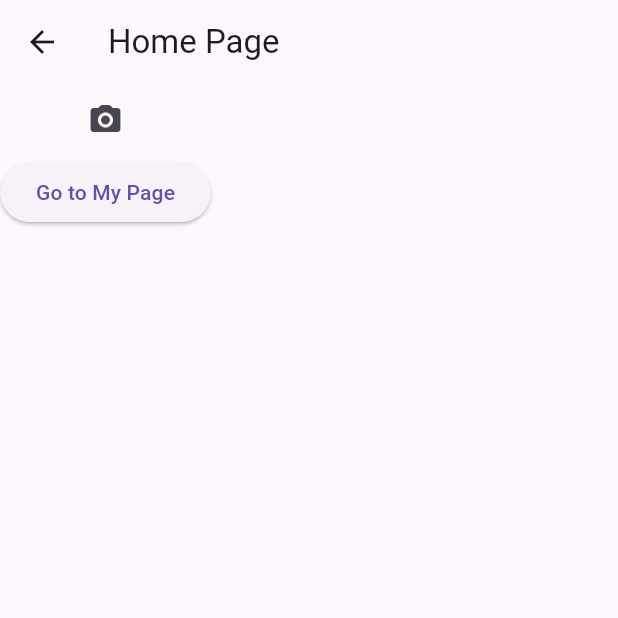
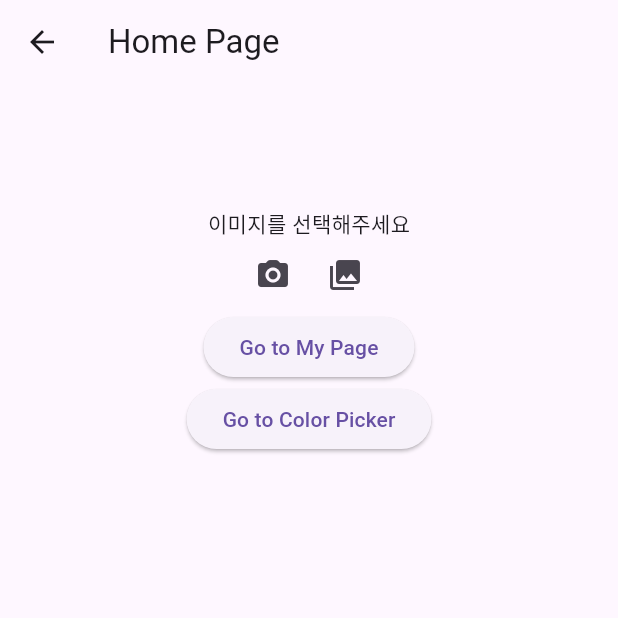
Before and after one commit to DevP3PP3R/innerpalette, a Flutter app: the HomePage screen opened directly, on a phone screen of 412 x 824 dp, the top half of it. Run offline on Flutter 3.47's test engine with Material 3 defaults, Android fonts, the phone set to English and light mode, and no system bars; our stand-ins replace firebase_core, image_picker, palette_generator; accounts and stored records are empty.

Commit message:
image select, color picker

```diff
--- a/lib/screens/home_page.dart
+++ b/lib/screens/home_page.dart
@@ -3,6 +3,7 @@ import 'dart:io';
 import 'package:flutter/material.dart';
 import 'package:image_picker/image_picker.dart';
 import 'package:innerpalette/screens/my_page.dart';
+import 'package:innerpalette/widget/color_picker.dart';
 import 'package:innerpalette/widget/image_upload.dart';
 
 class HomePage extends StatefulWidget {
@@ -36,20 +37,54 @@ class _HomePageState extends State<HomePage> {
     }
   }
 
+  imageFromGallery() async {
+    var image = await widget.picker.pickImage(
+      source: ImageSource.gallery,
+      imageQuality: 30,
+    );
+    if (image != null) {
+      setState(() {
+        widget.previewImage = File(image.path);
+      });
+    }
+  }
+
   @override
   Widget build(BuildContext context) {
+    double deviceWidth = MediaQuery.of(context).size.width;
     return SafeArea(
       child: Scaffold(
         appBar: AppBar(title: const Text('Home Page')),
         body: SingleChildScrollView(
+          child: Center(
             child: Column(
                 mainAxisSize: MainAxisSize.min,
                 mainAxisAlignment: MainAxisAlignment.center,
                 crossAxisAlignment: CrossAxisAlignment.center,
                 children: [
+                  SizedBox(
+                    height: widget.deviceheight(context) * 0.1,
+                  ),
+                  Container(
+                    child: (widget.previewImage != null)
+                        ? Image.file(
+                            widget.previewImage!,
+                            width: deviceWidth * 0.8,
+                            height: deviceWidth * 0.8,
+                          )
+                        : const Text('이미지를 선택해주세요'),
+                  ),
+                  Row(
+                    mainAxisAlignment: MainAxisAlignment.center,
+                    children: [
                       IconButton(
                         onPressed: imageFromCamera,
                         icon: const Icon(Icons.camera_alt_rounded),
+                      ),
+                      IconButton(
+                          onPressed: imageFromGallery,
+                          icon: const Icon(Icons.photo_library)),
+                    ],
                   ),
                   ElevatedButton(
                     onPressed: () {
@@ -62,7 +97,18 @@ class _HomePageState extends State<HomePage> {
                     },
                     child: const Text('Go to My Page'),
                   ),
-            ],
+                  ElevatedButton(
+                    onPressed: () {
+                      Navigator.push(
+                        context,
+                        MaterialPageRoute(
+                          builder: (context) => const ColorPicker(),
+                        ),
+                      );
+                    },
+                    child: const Text('Go to Color Picker'),
+                  ),
+                ]),
           ),
         ),
       ),
--- /dev/null
+++ b/lib/widget/single_color.dart
@@ -0,0 +1,17 @@
+import 'package:flutter/material.dart';
+
+class SingleColorDisplay extends StatelessWidget {
+  final Color? color;
+
+  const SingleColorDisplay({Key? key, this.color}) : super(key: key);
+
+  @override
+  Widget build(BuildContext context) {
+    final double deviceWidth = MediaQuery.of(context).size.width;
+
+    return Container(
+      width: deviceWidth * 0.8,
+      color: color ?? Colors.transparent,
+    );
+  }
+}
--- a/pubspec.yaml
+++ b/pubspec.yaml
@@ -38,6 +38,7 @@ dependencies:
   firebase_auth: ^4.16.0
   firebase_in_app_messaging: ^0.7.4+8
   image_picker: ^1.0.7
+  palette_generator: ^0.3.3+3
 
 dev_dependencies:
   flutter_test:
@@ -61,9 +62,8 @@ flutter:
   uses-material-design: true
 
   # To add assets to your application, add an assets section, like this:
-  # assets:
-  #   - images/a_dot_burr.jpeg
-  #   - images/a_dot_ham.jpeg
+  assets:
+    - assets/
 
   # An image asset can refer to one or more resolution-specific "variants", see
   # https://flutter.dev/assets-and-images/#resolution-aware
```
Also changed, not shown: lib/widget/color_picker.dart (added, +172 -0 lines), assets/magic.png (added), pubspec.lock. Lines whose indentation alone changed are shown as unchanged.
